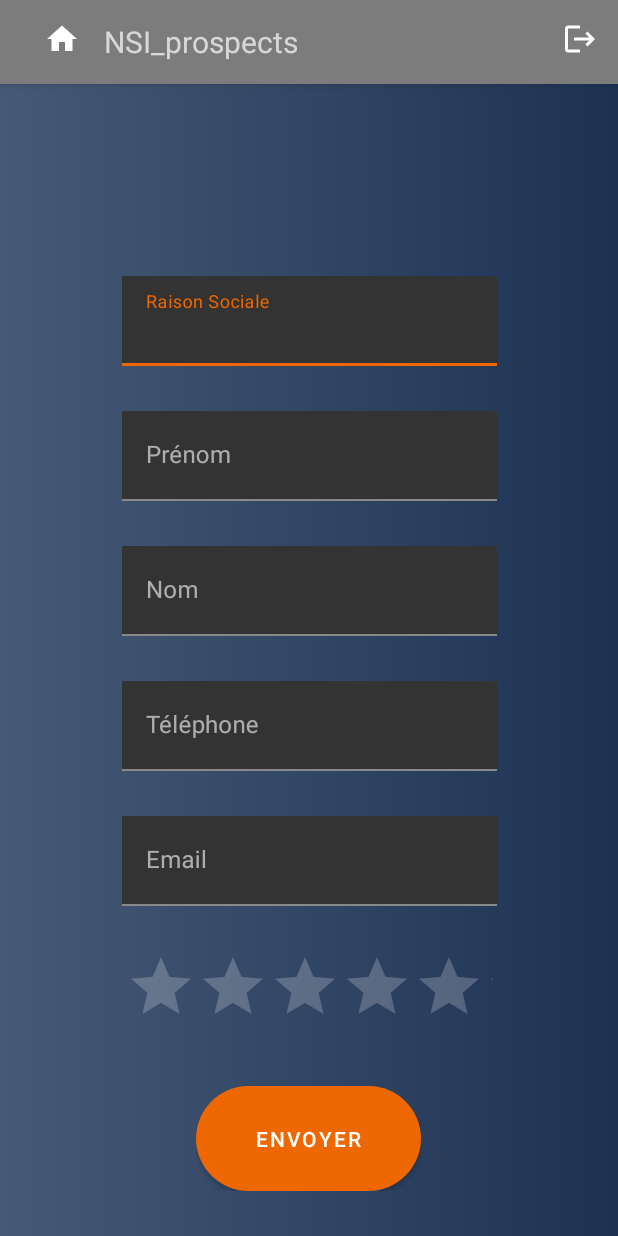
After one commit to chrisollivier/Prospect, an Android app: the DisplayProspectActivity screen opened directly, with no data from a screen before it, on a phone screen of 412 x 824 dp. The commit adds this screen. Run offline under Robolectric (Android 15) with nearby library versions, the phone set to English and light mode, and no system bars.

Commit message:
add DisplayProspectActivity

```diff
--- a/app/src/main/AndroidManifest.xml
+++ b/app/src/main/AndroidManifest.xml
@@ -21,6 +21,7 @@
         <activity android:name=".view.SignInActivity" android:exported="true"/>
         <activity android:name=".view.AccueilActivity" android:exported="true"/>
         <activity android:name=".view.AddProspectActivity" android:exported="true"/>
+        <activity android:name=".view.DisplayProspectActivity" android:exported="true"/>
     </application>
 
 </manifest>
--- a/app/src/main/java/sio/nsi/prospect/view/AccueilActivity.java
+++ b/app/src/main/java/sio/nsi/prospect/view/AccueilActivity.java
@@ -13,12 +13,16 @@ import androidx.recyclerview.widget.LinearLayoutManager;
 import androidx.recyclerview.widget.RecyclerView;
 
 import sio.nsi.prospect.R;
+import sio.nsi.prospect.model.Prospect;
 import sio.nsi.prospect.tools.DataBaseHelper;
 
-public class AccueilActivity extends AppCompatActivity {
+import java.util.ArrayList;
+
+public class AccueilActivity extends AppCompatActivity implements ProspectAdaptateur.OnProspectListener {
     private RecyclerView recycler_View;
     private DataBaseHelper dataBase;
     private ProspectAdaptateur adaptateur;
+    private ArrayList<Prospect> prospectsList = dataBase.readAllProspect();
     private Button button_AddProspect, back_button, btnLogout;
 
     @Override
@@ -31,10 +35,10 @@ public class AccueilActivity extends AppCompatActivity {
         button_AddProspect = (Button) findViewById(R.id.button_AddProspect);
         button_AddProspect.setOnClickListener(addprospect);
 
-        ImageView back_button =findViewById(R.id.back_button);
+        ImageView back_button = findViewById(R.id.back_button);
         back_button.setOnClickListener(backbutton);
 
-        ImageView btnLogout =findViewById(R.id.btnLogout);
+        ImageView btnLogout = findViewById(R.id.btnLogout);
         btnLogout.setOnClickListener(logout);
 
     }
@@ -58,7 +62,7 @@ public class AccueilActivity extends AppCompatActivity {
     private void setRecyclerView() {
         recycler_View.setHasFixedSize(true);
         recycler_View.setLayoutManager(new LinearLayoutManager(this));
-        adaptateur = new ProspectAdaptateur(this, dataBase.readAllProspect());
+        adaptateur = new ProspectAdaptateur(this, prospectsList, this);
         recycler_View.setAdapter(adaptateur);
     }
 
@@ -71,4 +75,17 @@ public class AccueilActivity extends AppCompatActivity {
         }
 
     };
+
+    @Override
+    public void onProspectClick(int position) {
+        Intent intent = new Intent(this, DisplayProspectActivity.class);
+        intent.putExtra("ProspectNom", prospectsList.get(position).getNom());
+        intent.putExtra("ProspectPrenom", prospectsList.get(position).getPrenom());
+        intent.putExtra("ProspectRS", prospectsList.get(position).getRaisonSociale());
+        intent.putExtra("ProspectSiret", prospectsList.get(position).getSiret());
+        intent.putExtra("ProspectScore", prospectsList.get(position).getScore());
+        intent.putExtra("ProspectMail", prospectsList.get(position).getMail());
+        intent.putExtra("ProspectTel", prospectsList.get(position).getTel());
+        startActivity(intent);
+    }
 };
--- /dev/null
+++ b/app/src/main/java/sio/nsi/prospect/view/DisplayProspectActivity.java
@@ -0,0 +1,14 @@
+package sio.nsi.prospect.view;
+
+import android.os.Bundle;
+import androidx.annotation.Nullable;
+import androidx.appcompat.app.AppCompatActivity;
+import sio.nsi.prospect.R;
+
+public class DisplayProspectActivity extends AppCompatActivity {
+
+    protected void onCreate(@Nullable Bundle savedInstanceBundle) {
+        super.onCreate(savedInstanceBundle);
+        setContentView(R.layout.displayprospectactivity);
+    }
+}
--- a/app/src/main/java/sio/nsi/prospect/view/ProspectAdaptateur.java
+++ b/app/src/main/java/sio/nsi/prospect/view/ProspectAdaptateur.java
@@ -18,18 +18,20 @@ import sio.nsi.prospect.model.Prospect;
 
 public class ProspectAdaptateur extends RecyclerView.Adapter<ProspectAdaptateur.ViewHolder> {
     Context context;
-    ArrayList<Prospect> prospect_list;
+    ArrayList<Prospect> prospect_list = new ArrayList<>();
+    private OnProspectListener onProspectListener;
 
-    public ProspectAdaptateur(Context context, ArrayList<Prospect> prospect_list) {
+    public ProspectAdaptateur(Context context, ArrayList<Prospect> prospect_list, OnProspectListener onProspectListener ) {
         this.context = context;
         this.prospect_list = prospect_list;
+        this.onProspectListener =onProspectListener;
     }
 
     @NonNull
     @Override
     public ViewHolder onCreateViewHolder(@NonNull ViewGroup parent, int viewType) {
         View view = LayoutInflater.from(parent.getContext()).inflate(R.layout.itemlayout, parent, false);
-        return new ViewHolder(view);
+        return new ViewHolder(view, onProspectListener);
     }
 
     @Override
@@ -51,15 +53,27 @@ public class ProspectAdaptateur extends RecyclerView.Adapter<ProspectAdaptateur.
         }
     }
 
-    public class ViewHolder extends RecyclerView.ViewHolder {
+    public class ViewHolder extends RecyclerView.ViewHolder implements View.OnClickListener {
         TextView nom_TV, prenom_TV, raisonSocial_TV;
+        OnProspectListener onProspectListener;
 
-        public ViewHolder(@NonNull View itemView) {
+        public ViewHolder(@NonNull View itemView, OnProspectListener onProspectListener) {
             super(itemView);
             nom_TV = itemView.findViewById(R.id.nom_TV);
             prenom_TV = itemView.findViewById(R.id.prenom_TV);
             raisonSocial_TV = itemView.findViewById(R.id.raisonSocial_TV);
+            this.onProspectListener = onProspectListener;
+
+            itemView.setOnClickListener(this);
+        }
+
+        @Override
+        public void onClick(View v) {
+            onProspectListener.onProspectClick(getAdapterPosition());
         }
     }
 
+    public interface OnProspectListener {
+        void onProspectClick(int position);
+    }
 }
--- /dev/null
+++ b/app/src/main/res/layout/displayprospectactivity.xml
@@ -0,0 +1,166 @@
+<?xml version="1.0" encoding="utf-8"?>
+<androidx.constraintlayout.widget.ConstraintLayout
+        xmlns:android="http://schemas.android.com/apk/res/android"
+        xmlns:app="http://schemas.android.com/apk/res-auto"
+        xmlns:tools="http://schemas.android.com/tools"
+        android:layout_width="match_parent"
+        android:layout_height="match_parent"
+        android:background="@drawable/gradient_background">
+
+    <include layout="@layout/toolbar" android:id="@+id/toolbar"/>
+
+    <com.google.android.material.textfield.TextInputLayout
+            android:id="@+id/textInputLayoutRaisonSocial"
+            android:layout_width="wrap_content"
+            android:layout_height="wrap_content"
+            app:layout_constraintStart_toStartOf="parent"
+            android:layout_margin="30dp"
+            android:layout_marginBottom="73dp"
+            app:layout_constraintBottom_toTopOf="@+id/textInputLayoutPrenom"
+            app:layout_constraintEnd_toEndOf="parent">
+
+        <EditText android:id="@+id/inputRaisonSocial"
+                  android:layout_width="250dp"
+                  android:layout_height="60dp"
+                  android:background="@color/dark_grey"
+                  android:ems="10"
+                  android:hint="@string/raison_sociale"
+                  android:inputType="text"
+                  android:textColor="@color/white"
+                  android:textColorHint="@color/grey"
+                  tools:ignore="SpeakableTextPresentCheck"
+                  android:autofillHints=""/>
+
+    </com.google.android.material.textfield.TextInputLayout>
+
+    <com.google.android.material.textfield.TextInputLayout
+            android:id="@+id/textInputLayoutPrenom"
+            android:layout_width="wrap_content"
+            android:layout_height="wrap_content"
+            app:layout_constraintStart_toStartOf="parent"
+            android:layout_margin="30dp"
+            android:layout_marginBottom="73dp"
+            app:layout_constraintBottom_toTopOf="@+id/textInputLayoutNom"
+            app:layout_constraintEnd_toEndOf="parent">
+
+        <EditText android:id="@+id/inputPrenom"
+                  android:layout_width="250dp"
+                  android:layout_height="60dp"
+                  android:background="@color/dark_grey"
+                  android:ems="10"
+                  android:hint="@string/prenom"
+                  android:inputType="text"
+                  android:textColor="@color/white"
+                  android:textColorHint="@color/grey"
+                  tools:ignore="SpeakableTextPresentCheck"
+                  android:autofillHints=""/>
+
+    </com.google.android.material.textfield.TextInputLayout>
+
+    <com.google.android.material.textfield.TextInputLayout
+            android:id="@+id/textInputLayoutNom"
+            android:layout_width="wrap_content"
+            android:layout_height="wrap_content"
+            android:layout_margin="30dp"
+            android:layout_marginBottom="73dp"
+            app:layout_constraintBottom_toTopOf="@+id/textInputLayoutTel"
+            app:layout_constraintStart_toStartOf="parent" app:layout_constraintEnd_toEndOf="parent">
+
+        <EditText android:id="@+id/inputNom"
+                  android:layout_width="250dp"
+                  android:layout_height="60dp"
+                  android:background="@color/dark_grey"
+                  android:ems="10"
+                  android:hint="@string/nom"
+                  android:inputType="text"
+                  android:textColor="@color/white"
+                  android:textColorHint="@color/grey"
+                  tools:ignore="SpeakableTextPresentCheck"
+                  android:autofillHints=""/>
+
+    </com.google.android.material.textfield.TextInputLayout>
+
+    <com.google.android.material.textfield.TextInputLayout
+            android:id="@+id/textInputLayoutTel"
+            android:layout_width="wrap_content"
+            android:layout_height="wrap_content"
+            app:layout_constraintStart_toStartOf="parent"
+            app:layout_constraintEnd_toEndOf="parent"
+            android:layout_margin="30dp"
+            android:layout_marginBottom="73dp"
+            app:layout_constraintBottom_toTopOf="@+id/textInputLayoutMail">
+
+        <EditText android:id="@+id/inputTel"
+                  android:layout_width="250dp"
+                  android:layout_height="60dp"
+                  android:background="@color/dark_grey"
+                  android:ems="10"
+                  android:hint="@string/telephone"
+                  android:inputType="phone"
+                  android:textColor="@color/white"
+                  android:textColorHint="@color/grey"
+                  tools:ignore="SpeakableTextPresentCheck"
+                  android:autofillHints=""/>
+
+    </com.google.android.material.textfield.TextInputLayout>
+
+    <com.google.android.material.textfield.TextInputLayout
+            android:id="@+id/textInputLayoutMail"
+            android:layout_width="wrap_content"
+            android:layout_height="wrap_content"
+            app:layout_constraintStart_toStartOf="parent"
+            app:layout_constraintEnd_toEndOf="parent"
+            android:layout_margin="30dp"
+            android:layout_marginBottom="73dp"
+            app:layout_constraintBottom_toTopOf="@+id/StarRating">
+
+        <EditText android:id="@+id/inputMail"
+                  android:layout_width="250dp"
+                  android:layout_height="60dp"
+                  android:background="@color/dark_grey"
+                  android:ems="10"
+                  android:hint="@string/email"
+                  android:inputType="textEmailAddress"
+                  android:textColor="@color/white"
+                  android:textColorHint="@color/grey"
+                  tools:ignore="SpeakableTextPresentCheck"
+                  android:autofillHints=""/>
+
+    </com.google.android.material.textfield.TextInputLayout>
+
+
+    <RatingBar android:id="@+id/StarRating"
+               android:rating="0"
+               android:numStars="5"
+               android:stepSize="1"
+               android:layout_width="245dp"
+               android:layout_height="60dp"
+               app:layout_constraintEnd_toEndOf="parent"
+               app:layout_constraintBottom_toTopOf="@+id/linearLayoutCompat"
+               android:layout_margin="30dp"
+               app:layout_constraintStart_toStartOf="parent"
+               android:progressTint="#FDDE12"
+               tools:ignore="SpeakableTextPresentCheck,SpeakableTextPresentCheck,SpeakableTextPresentCheck,SpeakableTextPresentCheck,SpeakableTextPresentCheck,SpeakableTextPresentCheck,SpeakableTextPresentCheck,SpeakableTextPresentCheck,SpeakableTextPresentCheck"/>
+
+    <androidx.appcompat.widget.LinearLayoutCompat
+            android:id="@+id/linearLayoutCompat"
+            android:layout_width="150dp"
+            android:layout_height="70dp"
+            app:layout_constraintBottom_toBottomOf="parent"
+            app:layout_constraintEnd_toEndOf="parent"
+            app:layout_constraintHorizontal_bias="0.498"
+            app:layout_constraintStart_toStartOf="parent"
+            android:layout_marginBottom="30dp">
+
+        <Button android:id="@+id/button_createProspect"
+                android:layout_width="match_parent"
+                android:layout_height="match_parent"
+                android:background="@drawable/buttonshape"
+                android:text="@string/envoyer"
+                app:layout_constraintBottom_toBottomOf="parent"
+                app:layout_constraintEnd_toEndOf="parent"
+                app:layout_constraintStart_toStartOf="parent"/>
+
+    </androidx.appcompat.widget.LinearLayoutCompat>
+
+</androidx.constraintlayout.widget.ConstraintLayout>
```
